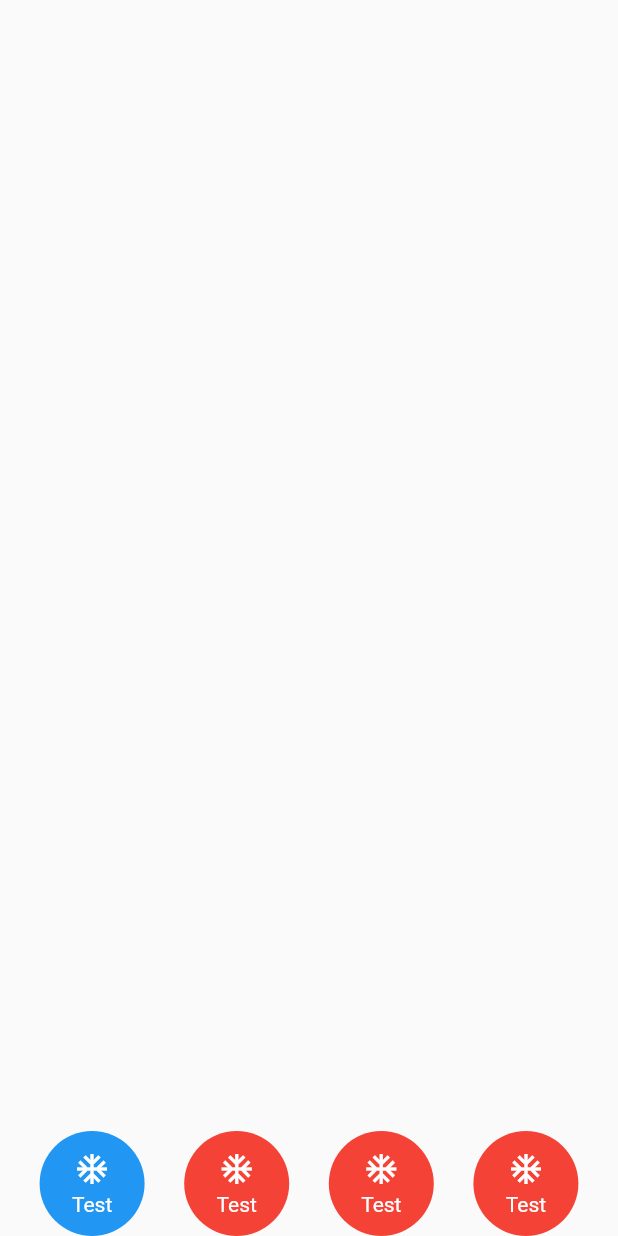
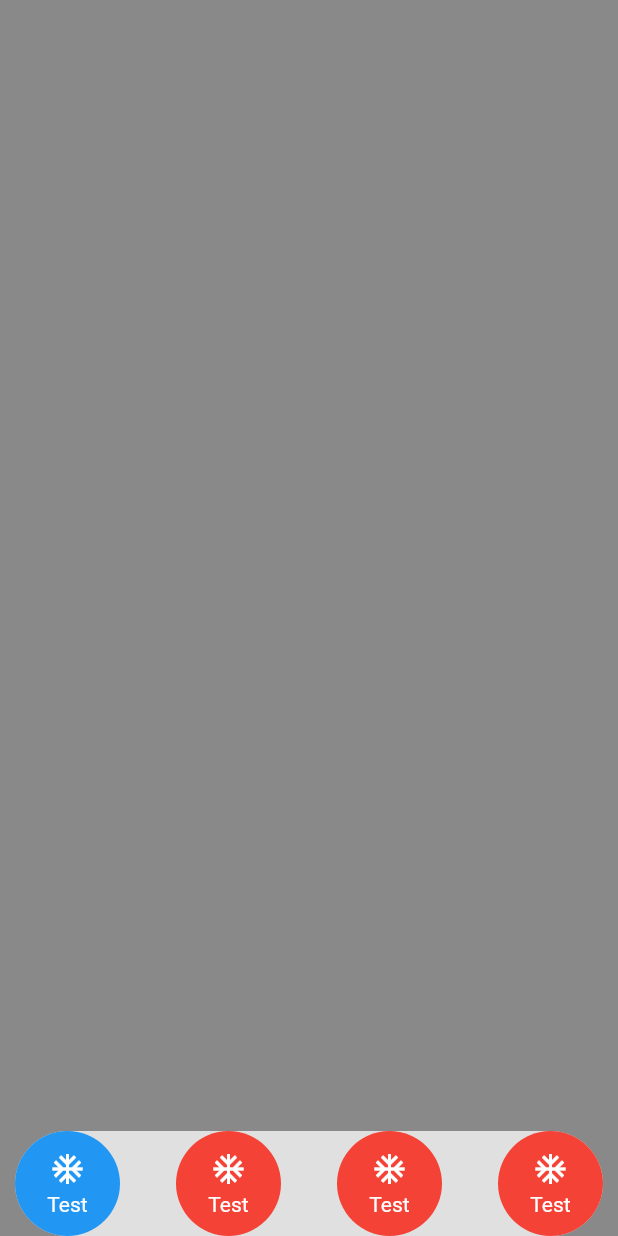
Before and after one commit to a-eid/flutter-tuts., a Flutter app: the screen it shows after launch, on a phone screen of 412 x 824 dp. Run offline on Flutter 3.47's test engine with Material 2 defaults, Android fonts, the phone set to English and light mode, and no system bars.

Commit message:
more edits..

```diff
--- a/lib/tabs/bottom-tabs.dart
+++ b/lib/tabs/bottom-tabs.dart
@@ -4,18 +4,19 @@ import 'package:flutter/material.dart';
 
 class BottomNavigationBarContainer extends StatefulWidget {
   final List<Widget> children;
-  final int margin;
+
   final Function onTap;
   final Color color;
+  final Color bgColor;
   final Color activeColor;
 
   const BottomNavigationBarContainer({
     this.children,
-    this.margin,
     key,
     this.onTap,
     this.color = Colors.blue,
     this.activeColor = Colors.green,
+    this.bgColor = Colors.transparent,
   }) : super(key: key);
 
   @override
@@ -31,8 +32,8 @@ class _BottomNavigationBarContainerState
   Widget build(BuildContext context) {
     final width = MediaQuery.of(context).size.width;
     final length = this.widget.children.length;
-    final margins = (length + 1) * widget.margin;
-    final space = min((width - margins) / length, 70).toDouble();
+    // final margins = (length + 1) * widget.margin;
+    final space = min((width) / length, 70).toDouble();
 
     final List<Widget> chs = [];
 
@@ -45,7 +46,7 @@ class _BottomNavigationBarContainerState
           decoration: BoxDecoration(
             borderRadius: BorderRadius.circular(space / 2),
           ),
-          margin: EdgeInsets.symmetric(horizontal: widget.margin / 2),
+          // margin: EdgeInsets.symmetric(horizontal: widget.margin / 2),
           child: Material(
             color: acitveIndex == i ? widget.activeColor : widget.color,
             borderRadius: BorderRadius.circular(space / 2),
@@ -68,10 +69,18 @@ class _BottomNavigationBarContainerState
 
     return SafeArea(
       child: Container(
-        margin: EdgeInsets.symmetric(horizontal: widget.margin / 2),
-        child: Row(
-            mainAxisAlignment: MainAxisAlignment.spaceEvenly, children: chs),
-        // render:
+        margin: EdgeInsets.symmetric(horizontal: 10),
+        // color: Colors.blue,
+        decoration: BoxDecoration(
+          borderRadius: BorderRadius.circular(space / 2),
+          color: widget.bgColor,
+        ),
+        child: Container(
+          child: Row(
+            mainAxisAlignment: MainAxisAlignment.spaceBetween,
+            children: chs,
+          ),
+        ),
       ),
     );
   }
--- a/lib/tabs/main.dart
+++ b/lib/tabs/main.dart
@@ -24,8 +24,23 @@ class Home extends StatelessWidget {
   @override
   Widget build(BuildContext context) {
     return Scaffold(
-      bottomNavigationBar: BottomNavigationBarContainer(
-        margin: 20,
+      body: Stack(
+        children: <Widget>[
+          Positioned(
+            bottom: 0,
+            left: 0,
+            right: 0,
+            top: 0,
+            child: Container(
+              color: Colors.black45,
+            ),
+          ),
+          Positioned(
+            bottom: 0,
+            left: 0,
+            right: 0,
+            child: BottomNavigationBarContainer(
+              bgColor: Colors.grey[300],
               color: Colors.red,
               activeColor: Colors.blue,
               onTap: (index) {
@@ -108,25 +123,9 @@ class Home extends StatelessWidget {
                     ),
                   ],
                 ),
-          // Column(
-          //   mainAxisAlignment: MainAxisAlignment.center,
-          //   children: <Widget>[
-          //     Padding(
-          //       padding: EdgeInsets.all(2),
-          //       child: Icon(
-          //         Icons.ac_unit,
-          //         color: Colors.white,
-          //       ),
-          //     ),
-          //     Padding(
-          //       padding: EdgeInsets.all(2),
-          //       child: Text(
-          //         "Test",
-          //         style: TextStyle(color: Colors.white),
-          //       ),
-          //     ),
-          //   ],
-          // ),
+              ],
+            ),
+          )
         ],
       ),
     );
```
Lines whose indentation alone changed are shown as unchanged.
